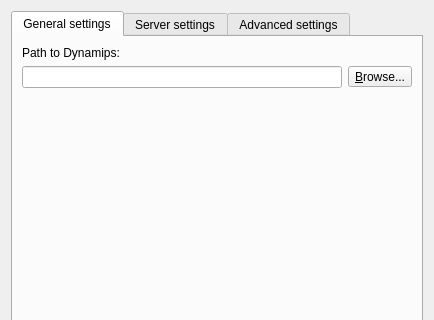
GNS3/gns3-gui, file gns3/modules/dynamips/ui/dynamips_preferences_page.ui: the form before one commit; both pictures show x 0 to 434 and y 0 to 320 of the 434 by 539 pixel window.
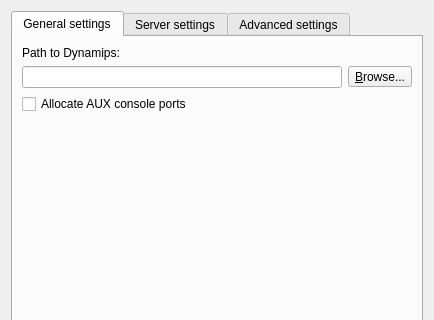
The form after the commit.

Commit message: Optional AUX console port allocation for Dynamips VMs.

Diff of the .ui file:
```diff
--- a/gns3/modules/dynamips/ui/dynamips_preferences_page.ui
+++ b/gns3/modules/dynamips/ui/dynamips_preferences_page.ui
@@ -61,6 +61,13 @@
          </property>
         </spacer>
        </item>
+       <item row="2" column="0" colspan="2">
+        <widget class="QCheckBox" name="uiAllocateAuxConsolePortsCheckBox">
+         <property name="text">
+          <string>Allocate AUX console ports</string>
+         </property>
+        </widget>
+       </item>
       </layout>
      </widget>
      <widget class="QWidget" name="uiServerSettingsTabWidget">
```
The commit also changes 8 other files.
